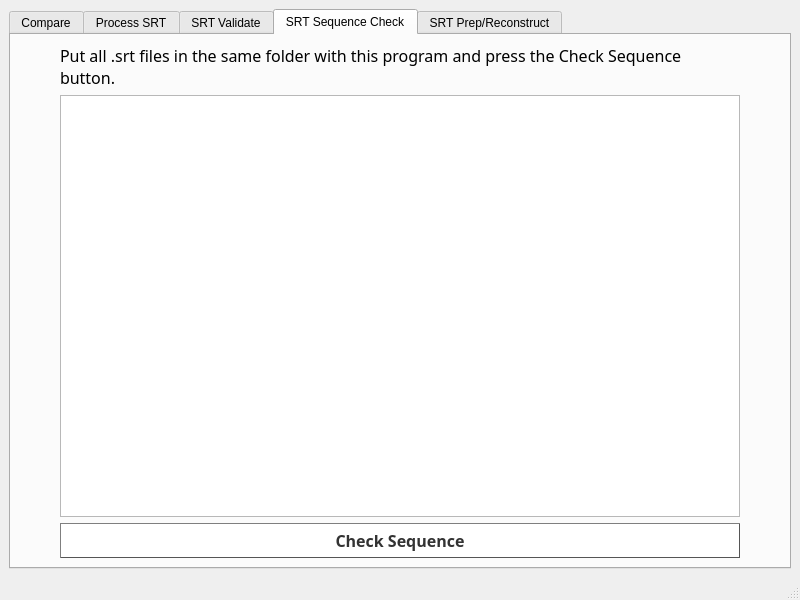
First picture: the form in assets/good_tools.ui, repository KayaliYousef/GoodTools, before the edit.
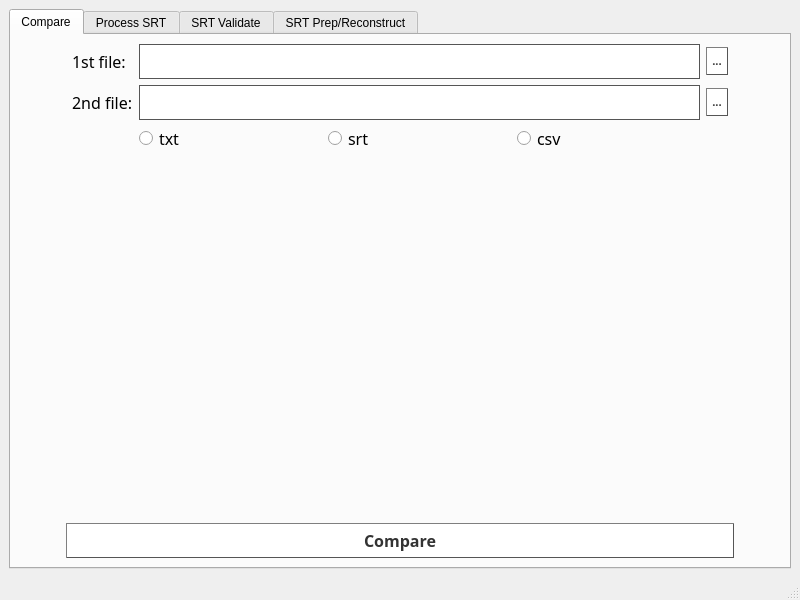
Second picture: the form after the edit. The open tabs and pages were chosen to show the change.

```diff
--- a/assets/good_tools.ui
+++ b/assets/good_tools.ui
@@ -668,7 +668,35 @@
             </property>
            </widget>
           </item>
-          <item row="3" column="2" rowspan="7">
+          <item row="3" column="3">
+           <widget class="QPushButton" name="checkSequencePushButton">
+            <property name="font">
+             <font>
+              <family>Segoe UI Light</family>
+              <pointsize>12</pointsize>
+              <weight>75</weight>
+              <bold>true</bold>
+             </font>
+            </property>
+            <property name="styleSheet">
+             <string notr="true">QPushButton {
+    color: #333;
+    border: 1px solid #555;
+    border-style: outset;
+    background:white;
+    padding: 5px;
+    }
+
+QPushButton:pressed {
+    background: #0078d7
+    }</string>
+            </property>
+            <property name="text">
+             <string>Check SRT Sequence</string>
+            </property>
+           </widget>
+          </item>
+          <item row="3" column="2" rowspan="4">
            <widget class="Line" name="line_2">
             <property name="orientation">
              <enum>Qt::Vertical</enum>
@@ -816,143 +844,6 @@
         </item>
        </layout>
       </widget>
-      <widget class="QWidget" name="SrtSequenceCheck">
-       <attribute name="title">
-        <string>SRT Sequence Check</string>
-       </attribute>
-       <layout class="QGridLayout" name="gridLayout_11">
-        <item row="0" column="0">
-         <layout class="QGridLayout" name="gridLayout_15">
-          <item row="0" column="1">
-           <widget class="QLabel" name="convertInfoLabel_5">
-            <property name="font">
-             <font>
-              <family>Segoe UI Light</family>
-              <pointsize>12</pointsize>
-             </font>
-            </property>
-            <property name="styleSheet">
-             <string notr="true"/>
-            </property>
-            <property name="text">
-             <string>Put all .srt files in the same folder with this program and press the Check Sequence button.</string>
-            </property>
-            <property name="alignment">
-             <set>Qt::AlignLeading|Qt::AlignLeft|Qt::AlignTop</set>
-            </property>
-            <property name="wordWrap">
-             <bool>true</bool>
-            </property>
-           </widget>
-          </item>
-          <item row="2" column="1">
-           <widget class="QPushButton" name="checkSequencePushButton">
-            <property name="font">
-             <font>
-              <family>Segoe UI Light</family>
-              <pointsize>12</pointsize>
-              <weight>75</weight>
-              <bold>true</bold>
-             </font>
-            </property>
-            <property name="styleSheet">
-             <string notr="true">QPushButton {
-    color: #333;
-    border: 1px solid #555;
-    border-style: outset;
-    background:white;
-    padding: 5px;
-    }
-
-QPushButton:pressed {
-    background: #0078d7
-    }</string>
-            </property>
-            <property name="text">
-             <string>Check Sequence</string>
-            </property>
-           </widget>
-          </item>
-          <item row="0" column="0">
-           <spacer name="horizontalSpacer_14">
-            <property name="orientation">
-             <enum>Qt::Horizontal</enum>
-            </property>
-            <property name="sizeType">
-             <enum>QSizePolicy::Maximum</enum>
-            </property>
-            <property name="sizeHint" stdset="0">
-             <size>
-              <width>40</width>
-              <height>20</height>
-             </size>
-            </property>
-           </spacer>
-          </item>
-          <item row="2" column="0">
-           <spacer name="horizontalSpacer_13">
-            <property name="orientation">
-             <enum>Qt::Horizontal</enum>
-            </property>
-            <property name="sizeType">
-             <enum>QSizePolicy::Maximum</enum>
-            </property>
-            <property name="sizeHint" stdset="0">
-             <size>
-              <width>40</width>
-              <height>20</height>
-             </size>
-            </property>
-           </spacer>
-          </item>
-          <item row="0" column="2">
-           <spacer name="horizontalSpacer_15">
-            <property name="orientation">
-             <enum>Qt::Horizontal</enum>
-            </property>
-            <property name="sizeType">
-             <enum>QSizePolicy::Maximum</enum>
-            </property>
-            <property name="sizeHint" stdset="0">
-             <size>
-              <width>40</width>
-              <height>20</height>
-             </size>
-            </property>
-           </spacer>
-          </item>
-          <item row="2" column="2">
-           <spacer name="horizontalSpacer_16">
-            <property name="orientation">
-             <enum>Qt::Horizontal</enum>
-            </property>
-            <property name="sizeType">
-             <enum>QSizePolicy::Maximum</enum>
-            </property>
-            <property name="sizeHint" stdset="0">
-             <size>
-              <width>40</width>
-              <height>20</height>
-             </size>
-            </property>
-           </spacer>
-          </item>
-          <item row="1" column="1">
-           <widget class="QTextEdit" name="checkSequenceFeedbackTextEdit">
-            <property name="font">
-             <font>
-              <pointsize>11</pointsize>
-             </font>
-            </property>
-            <property name="readOnly">
-             <bool>true</bool>
-            </property>
-           </widget>
-          </item>
-         </layout>
-        </item>
-       </layout>
-      </widget>
       <widget class="QWidget" name="SrtPrepReconstruct">
        <attribute name="title">
         <string>SRT Prep/Reconstruct</string>
```
Left out of the diff: 228 changed lines with no effect on the pictures.
